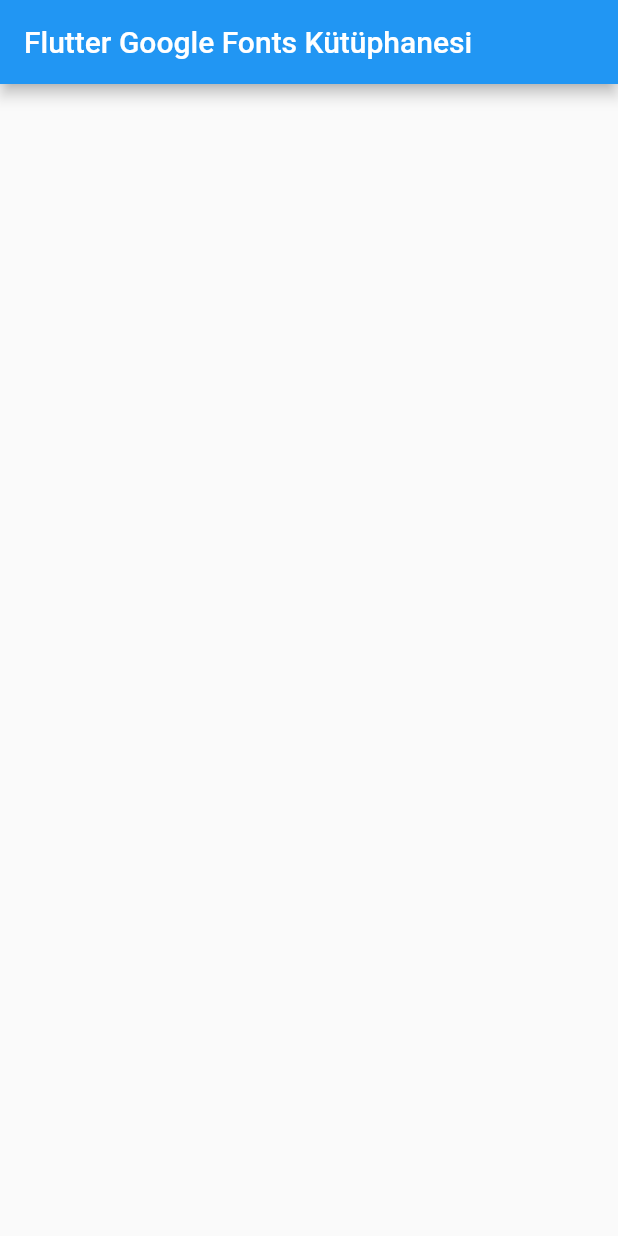
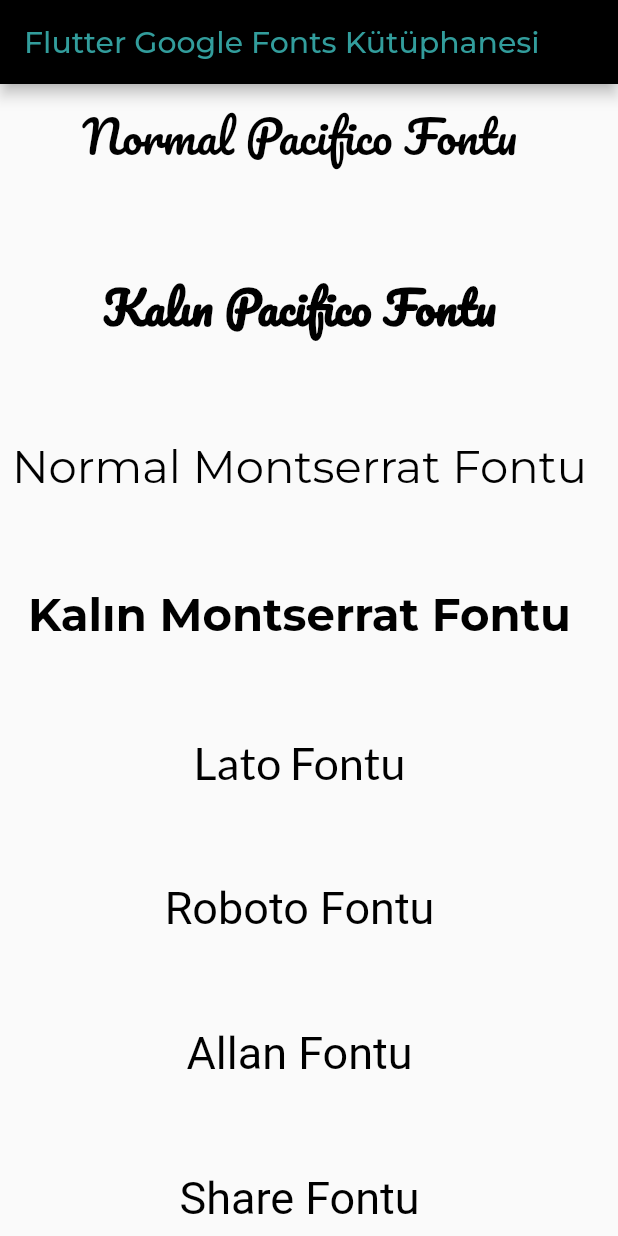
Before and after one commit to SalihMertATALAY/Flutter-Google-Fonts, a Flutter app: the screen it shows after launch, on a phone screen of 412 x 824 dp. Run offline on Flutter 3.47's test engine with Material 2 defaults, Android fonts, the phone set to English and light mode, and no system bars; our stand-ins replace google_fonts; Roboto replaces fonts that are missing (Allan, Share).

Commit message:
Google Fonts Örnekleri

```diff
--- a/lib/main.dart
+++ b/lib/main.dart
@@ -1,16 +1,140 @@
-import 'dart:html';
-
 import 'package:flutter/material.dart';
+import 'package:google_fonts/google_fonts.dart';
 
 void main() {
-  runApp(MaterialApp(home: GoogleFontsKutuphanesi(),));
+  runApp(MaterialApp(
+    home: GoogleFontsKutuphanesi(),
+  ));
 }
 
+// Google Fonts Classı
 class GoogleFontsKutuphanesi extends StatelessWidget {
+  // Classın çalışan bölümü
   @override
   Widget build(BuildContext context) {
+    // Scaffold widgeti
     return Scaffold(
-      appBar: AppBar(title: Text("Flutter Google Fonts Kütüphanesi"),),
+      // En üst kısımda bulunan siyah AppBar kısmı
+      appBar: AppBar(
+        // Arka Plan Rengi
+        backgroundColor: Colors.black,
+        // Başlık
+        title: Text(
+          "Flutter Google Fonts Kütüphanesi",
+          // Google Fonts Kütüphanesinden Montserrat fontu
+          style: GoogleFonts.montserrat(
+            color: Color(0xff329D9C),
+          ),
+        ),
+      ),
+      // uygulamanın ana bölümü
+      body: SafeArea(
+        // sağ, sol, aşağı, yukarı olmak üzere her bölgeden verilen 8 pixellik boşluk
+        child: Padding(
+          padding: const EdgeInsets.all(8.0),
+          // Container
+          child: Container(
+            // COntainer kısmnının içinde bulunan sütun özelliklerinin verildiğii "Column" kısmı
+            child: Column(
+              // Sütün tarafında widgetların arasına aynı oranda boşluk koyar
+              mainAxisAlignment: MainAxisAlignment.spaceBetween,
+              // COlumn widget'ın çocukları
+              children: [
+                // Pacifico Fontu Texti
+                Text(
+                  "Normal Pacifico Fontu",
+                  // Google fonts Pacifico fontu
+                  style: GoogleFonts.pacifico(
+                      // text rengi
+                      color: Colors.black,
+                      // boyutu
+                      fontSize: 30,
+                      // Ağırlığı (kalnılık, incelik oranı)
+                      fontWeight: FontWeight.normal),
+                ),
+                // Kalın pacifico ffontu
+                Text(
+                  "Kalın Pacifico Fontu",
+                  style: GoogleFonts.pacifico(
+                    // text rengi
+                    color: Colors.black,
+                    // boyutu
+                    fontSize: 30,
+                    // Ağırlığı (kalnılık, incelik oranı)
+                    fontWeight: FontWeight.bold,
+                  ),
+                ),
+                // Normal Montserrat fontu
+                Text(
+                  "Normal Montserrat Fontu",
+                  style: GoogleFonts.montserrat(
+                      // text rengi
+                      color: Colors.black,
+                      // boyutu
+                      fontSize: 30,
+                      // Ağırlığı (kalnılık, incelik oranı),
+                      fontWeight: FontWeight.normal),
+                ),
+                //   Kalın Montserrat Fontu
+                Text(
+                  "Kalın Montserrat Fontu",
+                  style: GoogleFonts.montserrat(
+                      // text rengi
+                      color: Colors.black,
+                      // boyutu
+                      fontSize: 30,
+                      // Ağırlığı (kalnılık, incelik oranı)
+                      fontWeight: FontWeight.bold),
+                ),
+                //  Lato Fontu
+                Text(
+                  "Lato Fontu",
+                  style: GoogleFonts.lato(
+                      // text rengi
+                      color: Colors.black,
+                      // boyutu
+                      fontSize: 30,
+                      // Ağırlığı (kalnılık, incelik oranı)
+                      fontWeight: FontWeight.normal),
+                ),
+                // Roboto Fontu
+                Text(
+                  "Roboto Fontu",
+                  style: GoogleFonts.roboto(
+                      // text rengi
+                      color: Colors.black,
+                      // boyutu
+                      fontSize: 30,
+                      // Ağırlığı (kalnılık, incelik oranı)
+                      fontWeight: FontWeight.normal),
+                ),
+                //  Allan Fontu
+                Text(
+                  "Allan Fontu",
+                  style: GoogleFonts.allan(
+                      // text rengi
+                      color: Colors.black,
+                      // boyutu
+                      fontSize: 30,
+                      // Ağırlığı (kalnılık, incelik oranı)
+                      fontWeight: FontWeight.normal),
+                ),
+                // Share Fontu
+                Text(
+                  "Share Fontu",
+                  style: GoogleFonts.share(
+                      // text rengi
+                      color: Colors.black,
+                      // boyutu
+                      fontSize: 30,
+                      // Ağırlığı (kalnılık, incelik oranı)
+                      fontWeight: FontWeight.normal),
+                )
+              ],
+            ),
+          ),
+        ),
+      ),
     );
   }
 }
--- a/pubspec.yaml
+++ b/pubspec.yaml
@@ -23,6 +23,7 @@
 dependencies:
   flutter:
     sdk: flutter
+  google_fonts: ^1.1.1
 
 
   # The following adds the Cupertino Icons font to your application.
@@ -45,6 +46,7 @@
   # included with your application, so that you can use the icons in
   # the material Icons class.
   uses-material-design: true
+
 
   # To add assets to your application, add an assets section, like this:
   # assets:
```
Also changed, not shown: pubspec.lock, 5 other files.
